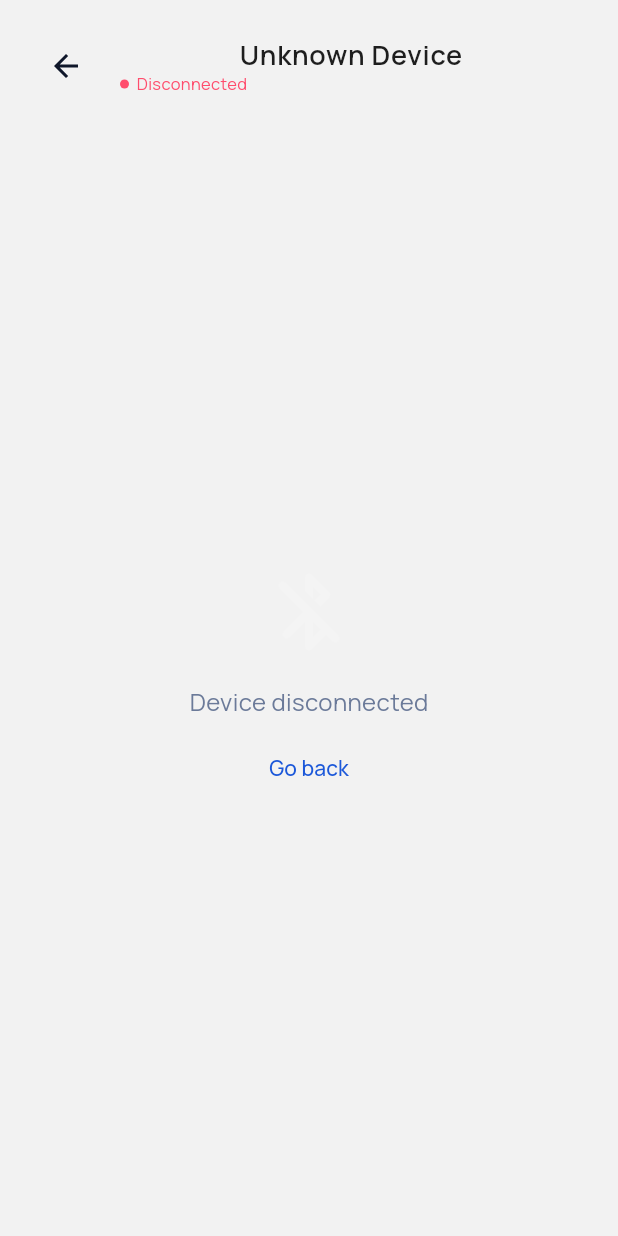
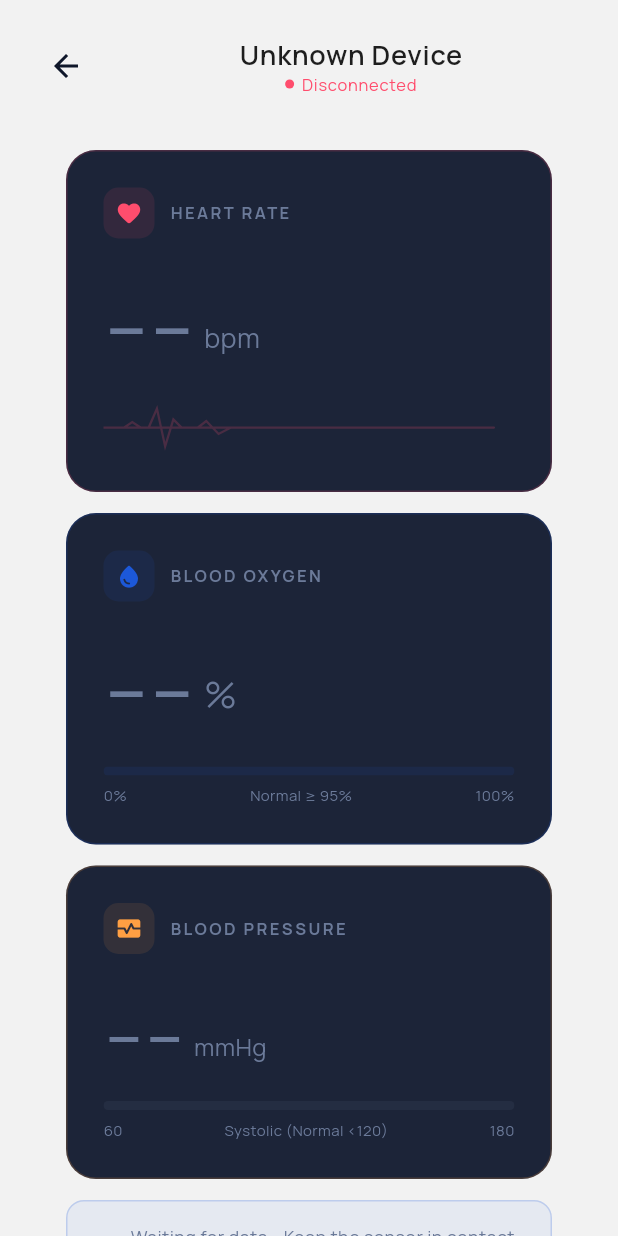
Before and after one commit to dev-xero/cavista-2026-team-lightx, a Flutter app: the HealthScreen screen opened by its route, on a phone screen of 412 x 824 dp. Run offline on Flutter 3.47's test engine with Material 3 defaults, Android fonts, the phone set to English and light mode, and no system bars; our stand-ins replace cached_network_image, flutter_animate, flutter_blue_plus, flutter_svg, go_router, permission_handler and 2 more; missing offline and left inert: custom_widgets_toolkit; accounts and stored records are empty.

Commit message:
feat: Enhance health provider and UI with logging and improved layout
- Added logging for setting current device name and health service in HealthProvider.
- Adjusted app bar padding in FaceScannerScreen for better UI spacing.
- Refactored HealthScreen to utilize HealthProvider for health service management and improved layout for connection status display.
- Updated navigation handling in HealthScreen to use context.pop().
- Improved face scanner widget layout by replacing a static image with an SVG asset.
- Refactored main.dart to use a provider wrapper for better organization.
- Changed initial route in AppRouter to home instead of watch scan.
- Simplified scan routes by removing unnecessary provider wrapping.
- Updated pubspec.lock and pubspec.yaml to include camera package and related dependencies.
- Implemented BLE connection and scanning logic in new ble_connector.dart and ble_scanner.dart files.
- Added health data parsing logic in health_parser.dart and health_service.dart for better data handling from BLE devices.

```diff
--- a/mobile-app/light_x/lib/features/home/ui/screens/analysis.dart
+++ b/mobile-app/light_x/lib/features/home/ui/screens/analysis.dart
@@ -12,8 +12,9 @@ class Analysis extends StatelessWidget {
   @override
   Widget build(BuildContext context) {
     return AppScaffold(
+      leading: const SizedBox(width: 48),
       title: AppTexts.pageAppBarTitleText("Analysis Results"),
-      trailing: BuildIconButton(onPressed: () {}, icon: Icon(RemixIcons.share_2_line)),
+      trailing: BuildIconButton(onPressed: () {}, icon: Icon(RemixIcons.information_2_fill)),
       body: SingleChildScrollView(
         child: Column(
           children: [
@@ -174,7 +175,7 @@ class RiskGauge extends StatelessWidget {
         // Gauge circle
         SizedBox(
           width: 256,
-          height: 256,
+          height: 200,
           child: Stack(
             alignment: Alignment.center,
             children: [
@@ -208,7 +209,6 @@ class RiskGauge extends StatelessWidget {
             ],
           ),
         ),
-        const SizedBox(height: 16),
         // Description text
         Padding(
           padding: const EdgeInsets.symmetric(horizontal: 15.25),
--- a/mobile-app/light_x/lib/features/home/ui/screens/main_screen.dart
+++ b/mobile-app/light_x/lib/features/home/ui/screens/main_screen.dart
@@ -20,8 +20,10 @@ class MainScreen extends StatelessWidget {
   Widget build(BuildContext context) {
     final mainScreenProvider = context.watch<MainScreenProvider>();
     return AppScaffold(
+      canPop: false,
       appBar: const SizedBox(),
       appBarPadding: (_) => EdgeInsets.zero,
+      viewPadding: EdgeInsets.symmetric(horizontal: 24),
       floatingActionButton: FloatingActionButton(
         onPressed: () {
           Routes.aiChat.push(context);
@@ -36,7 +38,7 @@ class MainScreen extends StatelessWidget {
           context.read<MainScreenProvider>().setCurrentIndex(index);
         },
       ),
-      body: Home(),
+      body: tabs[mainScreenProvider.currentIndex],
     );
   }
 }
--- a/mobile-app/light_x/lib/features/scan/logic/health_service.dart
+++ b/mobile-app/light_x/lib/features/scan/logic/watch_scan/health_service.dart
@@ -9,7 +9,7 @@ import 'dart:async';
 import 'dart:developer';
 import 'package:flutter_blue_plus/flutter_blue_plus.dart';
 import 'package:light_x/features/scan/logic/data/ble_uuid.dart';
-import 'package:light_x/features/scan/logic/health_parser.dart';
+import 'package:light_x/features/scan/logic/watch_scan/health_parser.dart';
 import 'package:light_x/features/scan/logic/models/health_data_snapshot.dart';
 import 'package:light_x/features/scan/logic/models/health_profile.dart';
 
--- a/mobile-app/light_x/lib/features/scan/providers/health_provider.dart
+++ b/mobile-app/light_x/lib/features/scan/providers/health_provider.dart
@@ -1,7 +1,7 @@
 import 'dart:developer';
 
 import 'package:flutter/foundation.dart';
-import 'package:light_x/features/scan/logic/health_service.dart';
+import 'package:light_x/features/scan/logic/watch_scan/health_service.dart';
 
 class HealthProvider with ChangeNotifier {
   @override
@@ -19,11 +19,13 @@ class HealthProvider with ChangeNotifier {
 
   void setCurrDeviceName(String name) {
     _currDeviceName = name;
+    log("Set current device name in provider: $name");
     notifyListeners();
   }
 
   void setHealthService(WatchHealthService service) {
     currentHealthService = service;
+    log("Set health service in provider: ${service.deviceName}");
     notifyListeners();
   }
 }
--- a/mobile-app/light_x/lib/features/scan/ui/screens/face_scan_screen.dart
+++ b/mobile-app/light_x/lib/features/scan/ui/screens/face_scan_screen.dart
@@ -29,6 +29,7 @@ class FaceScannerScreen extends StatelessWidget {
         onPressed: () {},
         icon: Icon(Icons.info_outline, color: Colors.black, size: 24),
       ),
+      appBarPadding: (apply) => apply.copyWith(bottom: 8),
       body: SingleChildScrollView(
         padding: EdgeInsets.zero,
         child: Column(
--- a/mobile-app/light_x/lib/features/scan/ui/screens/health_screen.dart
+++ b/mobile-app/light_x/lib/features/scan/ui/screens/health_screen.dart
@@ -1,10 +1,14 @@
+import 'dart:developer' as dev;
 import 'dart:math';
 import 'package:flutter/material.dart';
 import 'package:flutter_blue_plus/flutter_blue_plus.dart';
-import 'package:light_x/features/scan/logic/health_service.dart';
+import 'package:light_x/features/scan/logic/watch_scan/health_service.dart';
 import 'package:light_x/features/scan/logic/models/health_data_snapshot.dart';
+import 'package:light_x/features/scan/providers/health_provider.dart';
+import 'package:light_x/routes/app_router.dart';
 import 'package:light_x/shared/components/buttons/app_back_button.dart';
 import 'package:light_x/shared/components/layout/app_scaffold.dart';
+import 'package:light_x/shared/components/layout/app_text.dart';
 import 'package:light_x/shared/components/layout/texts.dart';
 import 'package:light_x/shared/theme/src/app_colors.dart';
 import 'package:provider/provider.dart';
@@ -34,19 +38,22 @@ class _HealthScreenState extends State<HealthScreen> with SingleTickerProviderSt
 
   @override
   Widget build(BuildContext context) {
-    final healthService = context.watch<WatchHealthService?>();
+    final healthService = context.watch<HealthProvider>().healthService;
 
     return StreamBuilder<BluetoothConnectionState>(
       stream: healthService?.connectionState,
       builder: (_, connSnap) {
         final connected = connSnap.data == BluetoothConnectionState.connected;
+        // dev.log("connection state: ${connSnap.data}");
         return AppScaffold(
           leading: AppBackButton(),
-          title: Column(
+          title: Center(
+            child: Column(
               mainAxisSize: MainAxisSize.min,
               children: [
                 AppTexts.pageAppBarTitleText(healthService?.deviceName ?? "Unknown Device"),
                 Row(
+                  mainAxisAlignment: MainAxisAlignment.center,
                   children: [
                     Container(
                       width: 6,
@@ -57,19 +64,18 @@ class _HealthScreenState extends State<HealthScreen> with SingleTickerProviderSt
                         shape: BoxShape.circle,
                       ),
                     ),
-                  Text(
+                    AppText(
                       connected ? 'Connected' : 'Disconnected',
-                    style: TextStyle(
                       fontSize: 11,
                       color: connected ? const Color(0xFF00E676) : const Color(0xFFFF4D6D),
-                    ),
                     ),
                   ],
                 ),
               ],
             ),
+          ),
 
-          body: connected ? _buildBody(healthService) : _buildDisconnected(),
+          body: _buildBody(healthService),
         );
       },
     );
@@ -80,6 +86,7 @@ class _HealthScreenState extends State<HealthScreen> with SingleTickerProviderSt
       stream: healthService?.snapshots,
       builder: (_, snap) {
         final data = snap.data;
+        dev.log("got data: $data");
 
         if (data?.heartRate != null && data!.heartRate != _lastHr) {
           _lastHr = data.heartRate;
@@ -124,7 +131,7 @@ class _HealthScreenState extends State<HealthScreen> with SingleTickerProviderSt
         const Text('Device disconnected', style: TextStyle(color: Color(0xFF6B7A99), fontSize: 16)),
         const SizedBox(height: 8),
         TextButton(
-          onPressed: () => Navigator.of(context).pop(),
+          onPressed: () => context.pop(),
           child: const Text('Go back', style: TextStyle(color: AppColors.primary)),
         ),
       ],
--- a/mobile-app/light_x/lib/features/scan/ui/screens/watch_scan_screen.dart
+++ b/mobile-app/light_x/lib/features/scan/ui/screens/watch_scan_screen.dart
@@ -1,8 +1,8 @@
 import 'package:flutter/material.dart';
 import 'package:flutter_blue_plus/flutter_blue_plus.dart';
-import 'package:light_x/features/scan/logic/ble_connector.dart';
-import 'package:light_x/features/scan/logic/ble_scanner.dart';
-import 'package:light_x/features/scan/logic/health_service.dart';
+import 'package:light_x/features/scan/logic/watch_scan/ble_connector.dart';
+import 'package:light_x/features/scan/logic/watch_scan/ble_scanner.dart';
+import 'package:light_x/features/scan/logic/watch_scan/health_service.dart';
 import 'package:light_x/features/scan/providers/health_provider.dart';
 import 'package:light_x/routes/app_router.dart';
 import 'package:light_x/shared/components/layout/app_scaffold.dart';
--- a/mobile-app/light_x/lib/routes/app_router.dart
+++ b/mobile-app/light_x/lib/routes/app_router.dart
@@ -17,7 +17,7 @@ final GlobalKey<NavigatorState> rootNavigatorKey = GlobalKey<NavigatorState>();
 class AppRouter {
   static final GoRouter router = GoRouter(
     debugLogDiagnostics: true,
-    initialLocation: Routes.watchScan.path,
+    initialLocation: Routes.home.path,
     navigatorKey: rootNavigatorKey,
     routes: [splashRoute, ...onboardingRoutes, ...mainRoutes, ...scanRoutes, ...aiChatRoutes],
   );
--- a/mobile-app/light_x/lib/routes/src/scan_routes.dart
+++ b/mobile-app/light_x/lib/routes/src/scan_routes.dart
@@ -1,14 +1,9 @@
-import 'package:light_x/features/scan/providers/health_provider.dart';
 import 'package:light_x/features/scan/ui/screens/face_scan_screen.dart';
 import 'package:light_x/features/scan/ui/screens/health_screen.dart';
 import 'package:light_x/features/scan/ui/screens/watch_scan_screen.dart';
 import 'package:light_x/routes/app_router.dart';
-import 'package:provider/provider.dart';
 
 final scanRoutes = [
-  ShellRoute(
-    builder: (context, state, child) => ChangeNotifierProvider(create: (c) => HealthProvider(), child: child),
-    routes: [
   GoRoute(
     path: Routes.watchScan.path,
     name: Routes.watchScan.name,
@@ -19,8 +14,6 @@ final scanRoutes = [
     name: Routes.healthDataResult.name,
     builder: (context, state) => const HealthScreen(),
   ),
-    ],
-  ),
   GoRoute(
     name: Routes.faceScan.name,
     path: Routes.faceScan.path,
--- a/mobile-app/light_x/pubspec.yaml
+++ b/mobile-app/light_x/pubspec.yaml
@@ -24,6 +24,7 @@ dependencies:
   permission_handler: ^12.0.1
   shared_preferences: ^2.5.4
   http: ^1.6.0
+  camera: ^0.11.4
 
 flutter_gen:
   output: lib/core/assets/
```
Also changed, not shown: mobile-app/light_x/lib/features/home/ui/screens/home.dart (+19 -3 lines), mobile-app/light_x/lib/features/scan/ui/widgets/face_scanner_widgets.dart (+7 -5 lines), mobile-app/light_x/lib/main.dart (+5 -3 lines), mobile-app/light_x/lib/features/scan/logic/face_scan_service.dart (added), mobile-app/light_x/lib/features/scan/logic/watch_scan/ble_connector.dart (renamed from mobile-app/light_x/lib/features/scan/logic/ble_connector.dart), mobile-app/light_x/lib/features/scan/logic/watch_scan/ble_scanner.dart (renamed from mobile-app/light_x/lib/features/scan/logic/ble_scanner.dart), mobile-app/light_x/lib/features/scan/logic/watch_scan/health_parser.dart (renamed from mobile-app/light_x/lib/features/scan/logic/health_parser.dart), mobile-app/light_x/pubspec.lock. Lines whose indentation alone changed are shown as unchanged.
